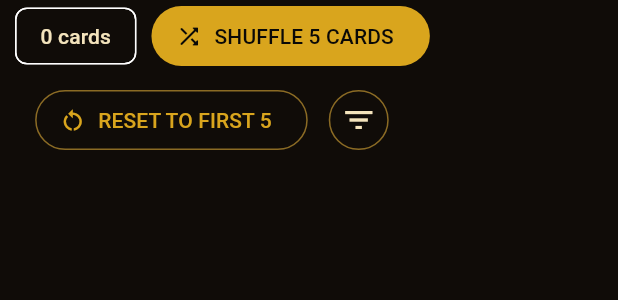
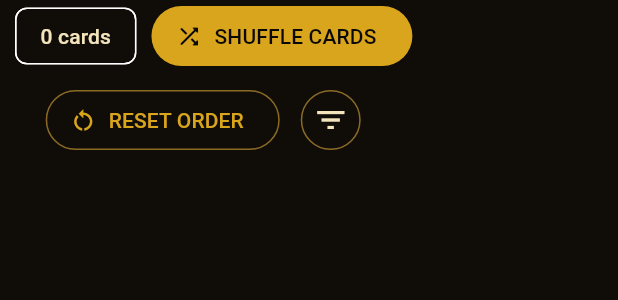
Before and after one commit to jameshpdy-dev/CHANSON-A-REPONDRE-UNO, a Flutter app: the CardHandToolbar widget shown alone on an empty page, opened directly with empty values, on a phone screen of 412 x 824 dp. Shown: the top 300 px of the screen. Run offline on Flutter 3.47's test engine with Material 3 defaults, Android fonts, the phone set to English and light mode, and no system bars; our stand-ins replace file_picker, flutter_markdown, go_router, shared_preferences, supabase_flutter, video_player; missing offline and left inert: video_player_media_kit; accounts and stored records are empty.

Commit message:
restore full deck browse shuffle

```diff
--- a/lib/widgets/card_hand_toolbar.dart
+++ b/lib/widgets/card_hand_toolbar.dart
@@ -40,12 +40,12 @@ class CardHandToolbar extends StatelessWidget {
                 child: CircularProgressIndicator(strokeWidth: 2),
               )
             : const Icon(Icons.shuffle_rounded),
-        label: const Text('SHUFFLE 5 CARDS'),
+        label: const Text('SHUFFLE CARDS'),
       ),
       OutlinedButton.icon(
         onPressed: isShuffling ? null : onReset,
         icon: const Icon(Icons.restart_alt),
-        label: const Text('RESET TO FIRST 5'),
+        label: const Text('RESET ORDER'),
       ),
       IconButton.outlined(
         tooltip: 'Filters',
```
Also changed, not shown: lib/providers/card_browser_provider.dart (+20 -5 lines).
